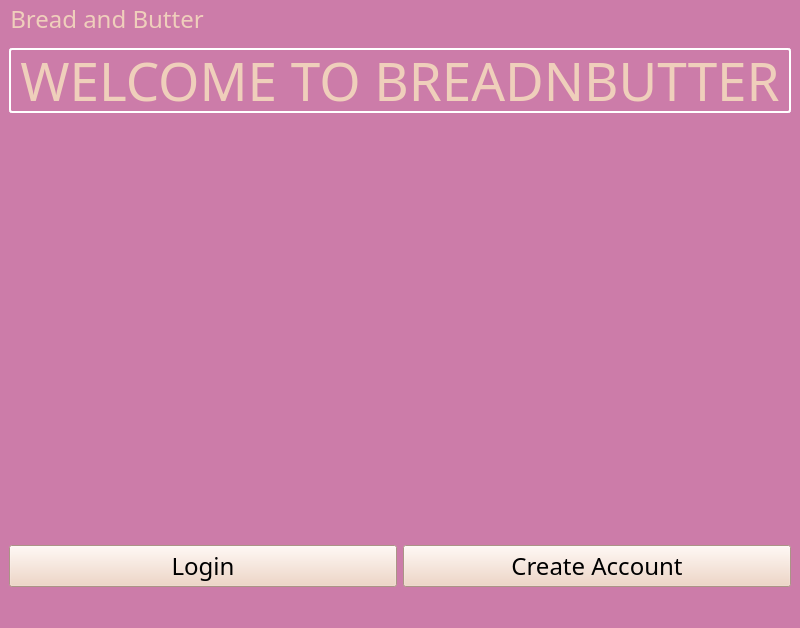
jacksodl23/cs-205-pet-adoption, file breadnbutter/gui/mainwindow.ui: the form before one commit.
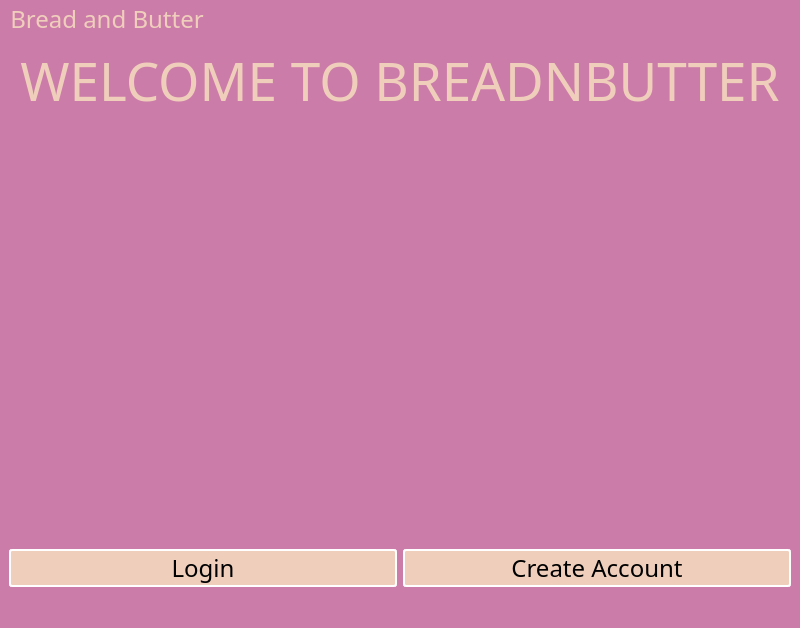
The form after the commit.

Commit message: updated color scheme, labels, sliders, and more!

```diff
--- a/breadnbutter/gui/mainwindow.ui
+++ b/breadnbutter/gui/mainwindow.ui
@@ -47,8 +47,7 @@
       </property>
       <property name="styleSheet">
        <string notr="true">color: rgb(239, 207, 187);
-border: 2px solid  white; 
-     border-radius: 3px;</string>
+</string>
       </property>
       <property name="text">
        <string>WELCOME TO BREADNBUTTER</string>
@@ -92,7 +91,9 @@
         </property>
         <property name="styleSheet">
          <string notr="true">background-color:rgb(239, 207, 187);
-color: rgb(0, 0, 0);</string>
+color: rgb(0, 0, 0);
+border: 2px solid  white; 
+     border-radius: 3px;</string>
         </property>
         <property name="text">
          <string>Login</string>
@@ -109,7 +110,9 @@
         </property>
         <property name="styleSheet">
          <string notr="true">background-color:rgb(239, 207, 187);
-color: rgb(0, 0, 0);</string>
+color: rgb(0, 0, 0);
+border: 2px solid  white; 
+     border-radius: 3px;</string>
         </property>
         <property name="text">
          <string>Create Account</string>
```
Left out of the diff: 2 changed lines with no effect on the pictures. The commit also changes 14 other files.
